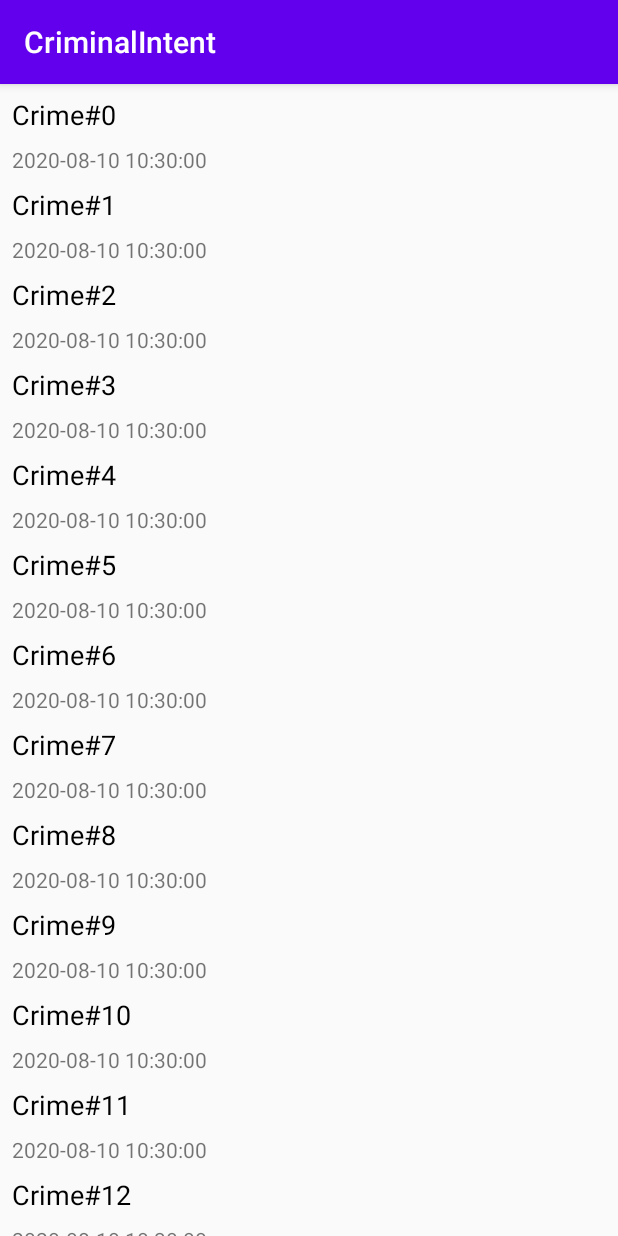
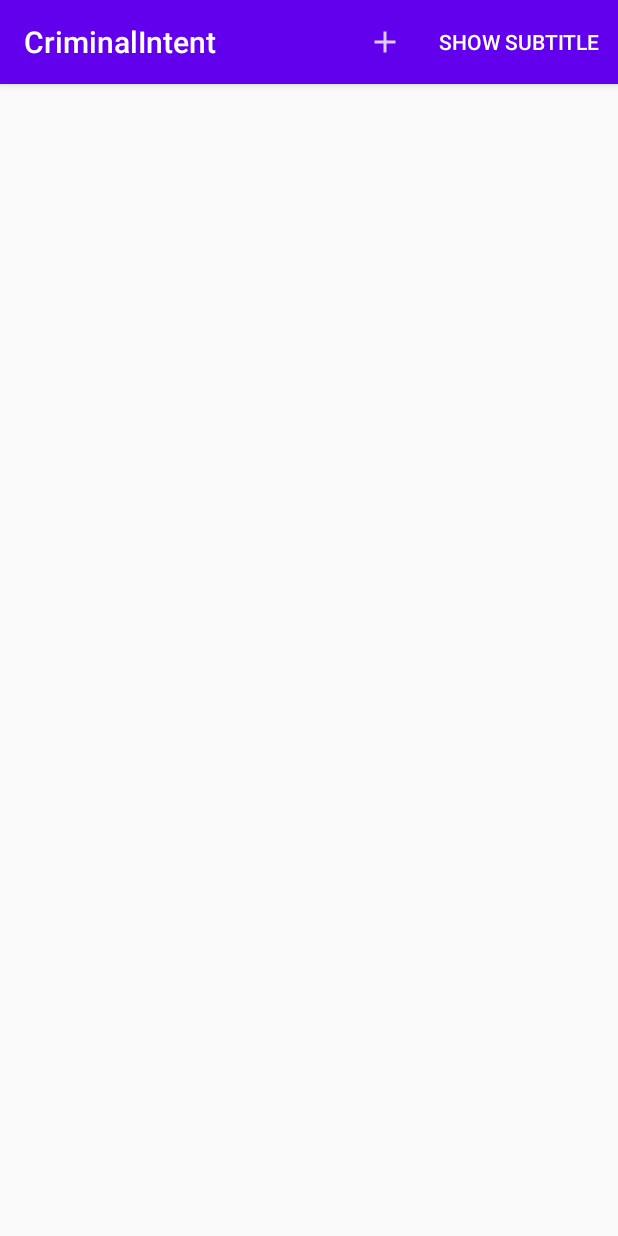
Before and after one commit to yaoyifei1216/AndroidProgramming, an Android app: the screen it shows after launch (CrimeListActivity), on a phone screen of 412 x 824 dp. Run offline under Robolectric (Android 15) with nearby library versions, the phone set to English and light mode, and no system bars.

Commit message:
2020-0810-1824:适配工具栏

```diff
--- a/CriminalIntent/app/src/main/AndroidManifest.xml
+++ b/CriminalIntent/app/src/main/AndroidManifest.xml
@@ -9,7 +9,9 @@
         android:roundIcon="@mipmap/ic_launcher_round"
         android:supportsRtl="true"
         android:theme="@style/AppTheme">
-        <activity android:name=".CrimePagerActivity"></activity>
+        <activity
+            android:name=".CrimePagerActivity"
+            android:parentActivityName=".CrimeListActivity"></activity>
         <activity android:name=".CrimeListActivity">
             <intent-filter>
                 <action android:name="android.intent.action.MAIN" />
--- a/CriminalIntent/app/src/main/java/com/example/criminalintent/CrimeLab.java
+++ b/CriminalIntent/app/src/main/java/com/example/criminalintent/CrimeLab.java
@@ -19,13 +19,17 @@ public class CrimeLab {
     }
     private CrimeLab(Context context) {
         mCrimes = new ArrayList<>();
-        for (int i = 0; i < 100; i++) {
-            Crime crime = new Crime();
-            crime.setTitle("Crime#" + i);
-            crime.setSolved(false);
-            crime.setRequiresPolice(false);
-            mCrimes.add(crime);
-        }
+//        for (int i = 0; i < 10; i++) {
+//            Crime crime = new Crime();
+//            crime.setTitle("Crime#" + i);
+//            crime.setSolved(false);
+//            crime.setRequiresPolice(false);
+//            mCrimes.add(crime);
+//        }
+    }
+
+    public void addCrime(Crime c) {
+        mCrimes.add(c);
     }
 
     public List<Crime> getCrimes() {
--- a/CriminalIntent/app/src/main/java/com/example/criminalintent/CrimeListFragment.java
+++ b/CriminalIntent/app/src/main/java/com/example/criminalintent/CrimeListFragment.java
@@ -4,13 +4,20 @@ import android.content.Intent;
 import android.os.Bundle;
 import android.util.Log;
 import android.view.LayoutInflater;
+import android.view.Menu;
+import android.view.MenuInflater;
+import android.view.MenuItem;
 import android.view.View;
 import android.view.ViewGroup;
 import android.widget.Button;
 import android.widget.ImageView;
+import android.widget.Switch;
 import android.widget.TextView;
 import android.widget.Toast;
 
+import androidx.annotation.NonNull;
+import androidx.annotation.Nullable;
+import androidx.appcompat.app.AppCompatActivity;
 import androidx.fragment.app.Fragment;
 import androidx.recyclerview.widget.LinearLayoutManager;
 import androidx.recyclerview.widget.RecyclerView;
@@ -19,13 +26,24 @@ import java.util.List;
 
 public class CrimeListFragment extends Fragment {
     private static final String TAG = "CrimeListFragment";
+    public static final String SAVED_SUBTITLE_VISIBLE = "subtitle";
     private RecyclerView mCrimeRecyclerView;
     private CrimeAdapter mAdapter;
     private int mCrimeIndex;
+    private boolean mSubtitleVisible;
+
+    @Override
+    public void onCreate(@Nullable Bundle savedInstanceState) {
+        super.onCreate(savedInstanceState);
+        setHasOptionsMenu(true);//告诉FragmentManager其管理的fragment应接收onCreateOptionsMenu(...)方法的调用指令
+    }
 
     @Override
     public View onCreateView(LayoutInflater inflater, ViewGroup container,
                              Bundle savedInstanceState) {
+        if (savedInstanceState != null) {
+            mSubtitleVisible = savedInstanceState.getBoolean(SAVED_SUBTITLE_VISIBLE);
+        }
         View view = inflater.inflate(R.layout.fragment_crime_list, container, false);
 
         mCrimeRecyclerView = (RecyclerView) view
@@ -38,10 +56,17 @@ public class CrimeListFragment extends Fragment {
     }
 
     @Override
+    public void onSaveInstanceState(@NonNull Bundle outState) {
+        super.onSaveInstanceState(outState);
+        outState.putBoolean(SAVED_SUBTITLE_VISIBLE, mSubtitleVisible);
+    }
+
+    @Override
     public void onResume() {
         super.onResume();
         updateUI();
     }
+
 
     private void updateUI() {
         CrimeLab crimeLab = CrimeLab.get(getActivity());
@@ -54,6 +79,7 @@ public class CrimeListFragment extends Fragment {
             Log.d(TAG, "updateUI: mCrimeIndex" + mCrimeIndex);
             mAdapter.notifyItemChanged(mCrimeIndex);
         }
+        updateSubtitle();
     }
 
     private class CrimeHolder extends RecyclerView.ViewHolder
@@ -136,4 +162,48 @@ public class CrimeListFragment extends Fragment {
             return 0;
         }
     }
+
+    @Override
+    public void onCreateOptionsMenu(@NonNull Menu menu, @NonNull MenuInflater inflater) {
+        super.onCreateOptionsMenu(menu, inflater);
+        inflater.inflate(R.menu.fragment_crime_list, menu);
+        MenuItem subtitleItem = menu.findItem(R.id.show_subtitle);
+        if (mSubtitleVisible) {
+            subtitleItem.setTitle(R.string.hide_subtitle);
+        } else {
+            subtitleItem.setTitle(R.string.show_subtitle);
+        }
+    }
+
+    @Override
+    public boolean onOptionsItemSelected(@NonNull MenuItem item) {
+        switch (item.getItemId()) {
+            case R.id.new_crime:
+                Crime crime = new Crime();
+                CrimeLab.get(getActivity()).addCrime(crime);
+                Intent intent = CrimePagerActivity
+                        .newIntent(getActivity(), crime.getId());
+                intent.putExtra("mSubtitleVisible", mSubtitleVisible);
+                startActivity(intent);
+                return true;
+            case R.id.show_subtitle:
+                mSubtitleVisible = !mSubtitleVisible;
+                getActivity().invalidateOptionsMenu();
+                updateSubtitle();
+                return true;
+            default:
+                return super.onOptionsItemSelected(item);
+        }
+    }
+
+    private void updateSubtitle() {
+        CrimeLab crimeLab = CrimeLab.get(getActivity());
+        int crimeCount = crimeLab.getCrimes().size();
+        String subtitle = getString(R.string.subtitle_format, crimeCount);
+        if (!mSubtitleVisible) {
+            subtitle = null;
+        }
+        AppCompatActivity activity = (AppCompatActivity) getActivity();
+        activity.getSupportActionBar().setSubtitle(subtitle);
+    }
 }
--- /dev/null
+++ b/CriminalIntent/app/src/main/res/drawable-anydpi/ic_menu_add.xml
@@ -0,0 +1,11 @@
+<vector xmlns:android="http://schemas.android.com/apk/res/android"
+    android:width="24dp"
+    android:height="24dp"
+    android:viewportWidth="24"
+    android:viewportHeight="24"
+    android:tint="#FFFFFF"
+    android:alpha="0.8">
+    <path
+        android:fillColor="#FF000000"
+        android:pathData="M19,13h-6v6h-2v-6H5v-2h6V5h2v6h6v2z"/>
+</vector>
--- /dev/null
+++ b/CriminalIntent/app/src/main/res/menu/fragment_crime_list.xml
@@ -0,0 +1,14 @@
+<?xml version="1.0" encoding="utf-8"?>
+<menu xmlns:android="http://schemas.android.com/apk/res/android"
+    xmlns:app="http://schemas.android.com/apk/res-auto">
+    <item
+        android:id="@+id/new_crime"
+        android:icon="@drawable/ic_menu_add"
+        android:title="@string/new_crime"
+        app:showAsAction="ifRoom|withText"/>
+
+    <item
+        android:id="@+id/show_subtitle"
+        android:title="@string/show_subtitle"
+        app:showAsAction="ifRoom"/>
+</menu>
--- a/CriminalIntent/app/src/main/res/values/strings.xml
+++ b/CriminalIntent/app/src/main/res/values/strings.xml
@@ -7,4 +7,8 @@
     <string name="crime_solved_label">Solved</string>
     <string name="crime_police">Police</string>
     <string name="date_picker_title">Date of crime:</string>
+    <string name="hide_subtitle">Hide Subtitle</string>
+    <string name="show_subtitle">Show Subtitle</string>
+    <string name="new_crime">New Crime</string>
+    <string name="subtitle_format">%1$d crimes</string>
 </resources>
```
Also changed, not shown: CriminalIntent/app/src/main/java/com/example/criminalintent/CrimePagerActivity.java (+10 -2 lines), CriminalIntent/app/src/main/res/drawable-hdpi/ic_menu_add.png (added), CriminalIntent/app/src/main/res/drawable-mdpi/ic_menu_add.png (added), CriminalIntent/app/src/main/res/drawable-xhdpi/ic_menu_add.png (added), CriminalIntent/app/src/main/res/drawable-xxhdpi/ic_menu_add.png (added).
